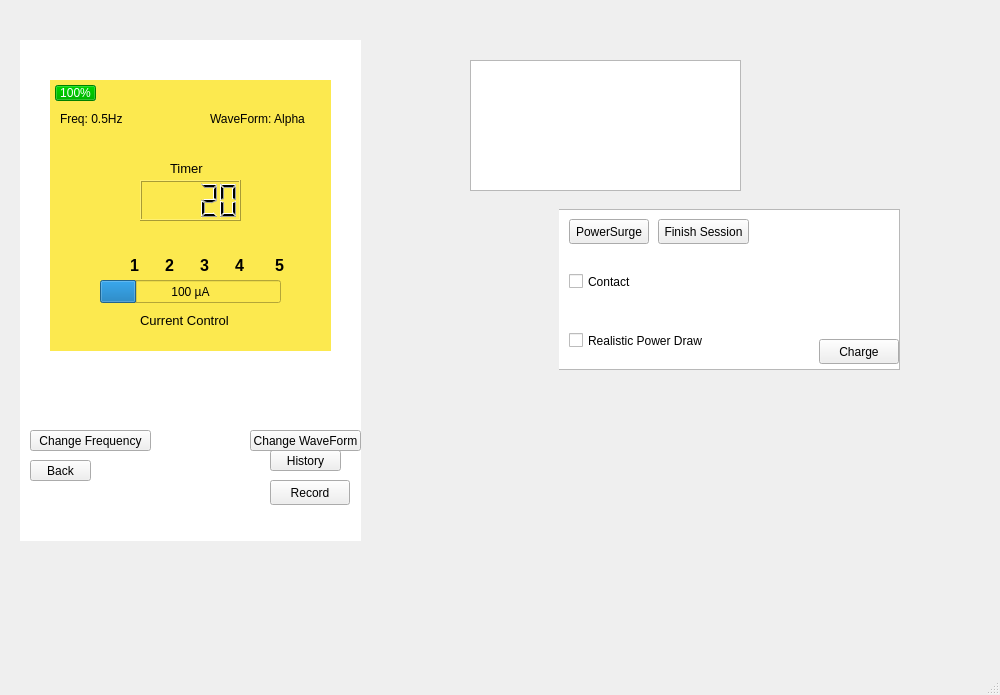
Old version of the form mainwindow.ui in the repository Hall-Andrew/CESDEVICE-3004FinalProject.
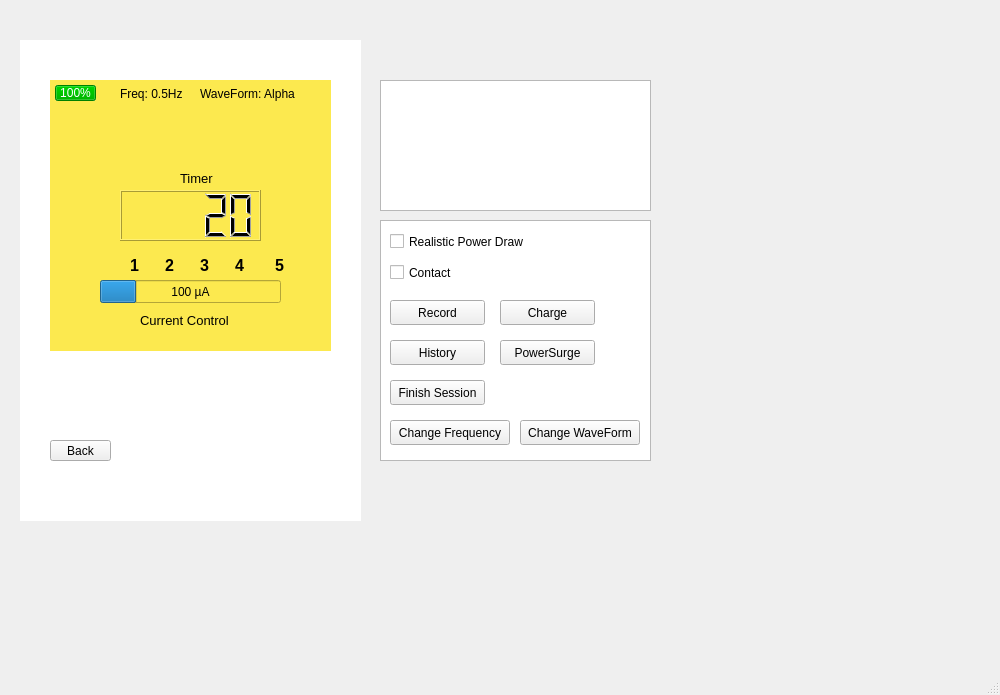
New version of the form. The open tabs and pages were chosen to show the change. Icons and pictures are not drawn.

Commit message: Added ui changes, organized the buttons and fixed sizes

Diff of the .ui file:
```diff
--- a/mainwindow.ui
+++ b/mainwindow.ui
@@ -18,19 +18,19 @@
     <property name="geometry">
      <rect>
       <x>170</x>
-      <y>490</y>
+      <y>470</y>
       <width>41</width>
       <height>31</height>
      </rect>
     </property>
     <property name="styleSheet">
-     <string notr="true">#TurnOnOffButton{
-image: url(:/buttonAssets/PowerButton.png);
-border-radius: 50;
-background-color: transparent;
-background:none;
-border:none;
-background-repeat:none;
+     <string notr="true">#TurnOnOffButton {
+	image: url(:/buttonAssets/PowerButton.png);
+	border-radius: 50%;
+	background-color: transparent;
+	background:none;
+	border:none;
+	background-repeat:none;
 }
 </string>
     </property>
@@ -41,8 +41,8 @@
    <widget class="QPushButton" name="TimerButton">
     <property name="geometry">
      <rect>
-      <x>40</x>
-      <y>360</y>
+      <x>32</x>
+      <y>362</y>
       <width>81</width>
       <height>51</height>
      </rect>
@@ -65,8 +65,8 @@
    <widget class="QPushButton" name="UpButton">
     <property name="geometry">
      <rect>
-      <x>220</x>
-      <y>360</y>
+      <x>219</x>
+      <y>362</y>
       <width>61</width>
       <height>51</height>
      </rect>
@@ -89,8 +89,8 @@
    <widget class="QPushButton" name="DownButton">
     <property name="geometry">
      <rect>
-      <x>110</x>
-      <y>360</y>
+      <x>105</x>
+      <y>362</y>
       <width>51</width>
       <height>51</height>
      </rect>
@@ -113,8 +113,8 @@
    <widget class="QPushButton" name="LockButton">
     <property name="geometry">
      <rect>
-      <x>280</x>
-      <y>360</y>
+      <x>278</x>
+      <y>362</y>
       <width>61</width>
       <height>51</height>
      </rect>
@@ -138,7 +138,7 @@
     <property name="geometry">
      <rect>
       <x>160</x>
-      <y>360</y>
+      <y>362</y>
       <width>61</width>
       <height>51</height>
      </rect>
@@ -160,8 +160,8 @@
    <widget class="QPushButton" name="BackButton">
     <property name="geometry">
      <rect>
-      <x>30</x>
-      <y>460</y>
+      <x>50</x>
+      <y>440</y>
       <width>61</width>
       <height>21</height>
      </rect>
@@ -248,10 +248,10 @@
      <widget class="QLCDNumber" name="timeLabel">
       <property name="geometry">
        <rect>
-        <x>90</x>
-        <y>100</y>
-        <width>101</width>
-        <height>41</height>
+        <x>70</x>
+        <y>110</y>
+        <width>141</width>
+        <height>51</height>
        </rect>
       </property>
       <property name="intValue" stdset="0">
@@ -384,8 +384,8 @@
      <widget class="QLabel" name="frequencyLabel">
       <property name="geometry">
        <rect>
-        <x>10</x>
-        <y>30</y>
+        <x>70</x>
+        <y>5</y>
         <width>81</width>
         <height>17</height>
        </rect>
@@ -397,8 +397,8 @@
      <widget class="QLabel" name="label_2">
       <property name="geometry">
        <rect>
-        <x>120</x>
-        <y>80</y>
+        <x>130</x>
+        <y>90</y>
         <width>54</width>
         <height>17</height>
        </rect>
@@ -418,8 +418,8 @@
      <widget class="QLabel" name="waveformLabel">
       <property name="geometry">
        <rect>
-        <x>160</x>
-        <y>30</y>
+        <x>150</x>
+        <y>5</y>
         <width>111</width>
         <height>17</height>
        </rect>
@@ -449,10 +449,10 @@
      <widget class="QLabel" name="lockedImage">
       <property name="geometry">
        <rect>
-        <x>200</x>
-        <y>120</y>
+        <x>10</x>
+        <y>230</y>
         <width>21</width>
-        <height>21</height>
+        <height>31</height>
        </rect>
       </property>
       <property name="frameShape">
@@ -536,52 +536,23 @@
      </layout>
     </widget>
    </widget>
-   <widget class="QPushButton" name="Record">
-    <property name="enabled">
-     <bool>true</bool>
-    </property>
-    <property name="geometry">
-     <rect>
-      <x>270</x>
-      <y>480</y>
-      <width>80</width>
-      <height>25</height>
-     </rect>
-    </property>
-    <property name="text">
-     <string>Record</string>
-    </property>
-   </widget>
    <widget class="QTextBrowser" name="ErrorMessage">
     <property name="geometry">
      <rect>
-      <x>470</x>
-      <y>60</y>
+      <x>380</x>
+      <y>80</y>
       <width>271</width>
       <height>131</height>
      </rect>
     </property>
    </widget>
-   <widget class="QPushButton" name="RecordHistory">
-    <property name="geometry">
-     <rect>
-      <x>270</x>
-      <y>450</y>
-      <width>71</width>
-      <height>21</height>
-     </rect>
-    </property>
-    <property name="text">
-     <string>History</string>
-    </property>
-   </widget>
    <widget class="QGraphicsView" name="graphicsView">
     <property name="geometry">
      <rect>
       <x>20</x>
       <y>40</y>
       <width>341</width>
-      <height>501</height>
+      <height>481</height>
      </rect>
     </property>
     <property name="maximumSize">
@@ -599,7 +570,7 @@
     <property name="styleSheet">
      <string notr="true">background-image: url(:/deviceSkinAsset/CRA-Power.png);
 background-repeat:none;
-border-radius: 45px;
+border-radius: 50px;
 </string>
     </property>
     <property name="sizeAdjustPolicy">
@@ -609,28 +580,28 @@
    <widget class="QWidget" name="widget_3" native="true">
     <property name="geometry">
      <rect>
-      <x>559</x>
-      <y>209</y>
-      <width>351</width>
-      <height>161</height>
+      <x>380</x>
+      <y>220</y>
+      <width>271</width>
+      <height>241</height>
      </rect>
     </property>
     <widget class="QGraphicsView" name="graphicsView_2">
      <property name="geometry">
       <rect>
-       <x>-10</x>
+       <x>0</x>
        <y>0</y>
-       <width>351</width>
-       <height>161</height>
+       <width>271</width>
+       <height>241</height>
       </rect>
      </property>
     </widget>
     <widget class="QPushButton" name="PowerSurgeButton">
      <property name="geometry">
       <rect>
-       <x>10</x>
-       <y>10</y>
-       <width>80</width>
+       <x>120</x>
+       <y>120</y>
+       <width>95</width>
        <height>25</height>
       </rect>
      </property>
@@ -642,7 +613,7 @@
      <property name="geometry">
       <rect>
        <x>10</x>
-       <y>60</y>
+       <y>40</y>
        <width>80</width>
        <height>25</height>
       </rect>
@@ -654,9 +625,9 @@
     <widget class="QPushButton" name="FinishSesh">
      <property name="geometry">
       <rect>
-       <x>99</x>
-       <y>10</y>
-       <width>91</width>
+       <x>10</x>
+       <y>160</y>
+       <width>95</width>
        <height>25</height>
       </rect>
      </property>
@@ -667,9 +638,9 @@
     <widget class="QPushButton" name="ChargeButton">
      <property name="geometry">
       <rect>
-       <x>260</x>
-       <y>130</y>
-       <width>80</width>
+       <x>120</x>
+       <y>80</y>
+       <width>95</width>
        <height>25</height>
       </rect>
      </property>
@@ -681,7 +652,7 @@
      <property name="geometry">
       <rect>
        <x>10</x>
-       <y>120</y>
+       <y>10</y>
        <width>141</width>
        <height>23</height>
       </rect>
@@ -690,32 +661,61 @@
       <string>Realistic Power Draw</string>
      </property>
     </widget>
-   </widget>
-   <widget class="QPushButton" name="WaveformButton">
-    <property name="geometry">
-     <rect>
-      <x>250</x>
-      <y>430</y>
-      <width>111</width>
-      <height>21</height>
-     </rect>
-    </property>
-    <property name="text">
-     <string>Change WaveForm</string>
-    </property>
-   </widget>
-   <widget class="QPushButton" name="ChangeFrequency">
-    <property name="geometry">
-     <rect>
-      <x>30</x>
-      <y>430</y>
-      <width>121</width>
-      <height>21</height>
-     </rect>
-    </property>
-    <property name="text">
-     <string>Change Frequency</string>
-    </property>
+    <widget class="QPushButton" name="ChangeFrequency">
+     <property name="geometry">
+      <rect>
+       <x>10</x>
+       <y>200</y>
+       <width>120</width>
+       <height>25</height>
+      </rect>
+     </property>
+     <property name="text">
+      <string>Change Frequency</string>
+     </property>
+    </widget>
+    <widget class="QPushButton" name="WaveformButton">
+     <property name="geometry">
+      <rect>
+       <x>140</x>
+       <y>200</y>
+       <width>120</width>
+       <height>25</height>
+      </rect>
+     </property>
+     <property name="text">
+      <string>Change WaveForm</string>
+     </property>
+    </widget>
+    <widget class="QPushButton" name="RecordHistory">
+     <property name="geometry">
+      <rect>
+       <x>10</x>
+       <y>120</y>
+       <width>95</width>
+       <height>25</height>
+      </rect>
+     </property>
+     <property name="text">
+      <string>History</string>
+     </property>
+    </widget>
+    <widget class="QPushButton" name="Record">
+     <property name="enabled">
+      <bool>true</bool>
+     </property>
+     <property name="geometry">
+      <rect>
+       <x>10</x>
+       <y>80</y>
+       <width>95</width>
+       <height>25</height>
+      </rect>
+     </property>
+     <property name="text">
+      <string>Record</string>
+     </property>
+    </widget>
    </widget>
    <zorder>graphicsView</zorder>
    <zorder>TurnOnOffButton</zorder>
```
Left out of the diff: 18 changed lines with no effect on the pictures.
